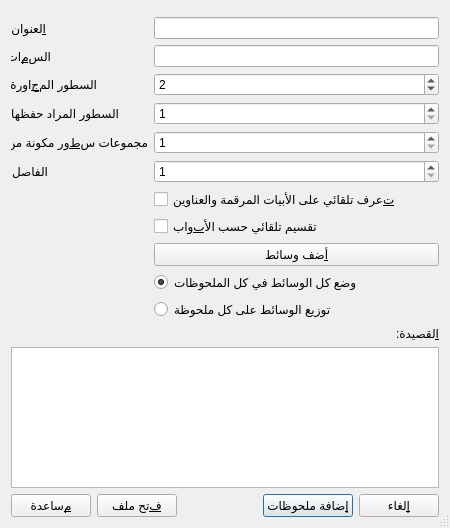
Before: the Qt Designer form designer/import_dialog.ui in feghakim/AnkiLPCG, drawn with Qt 5.
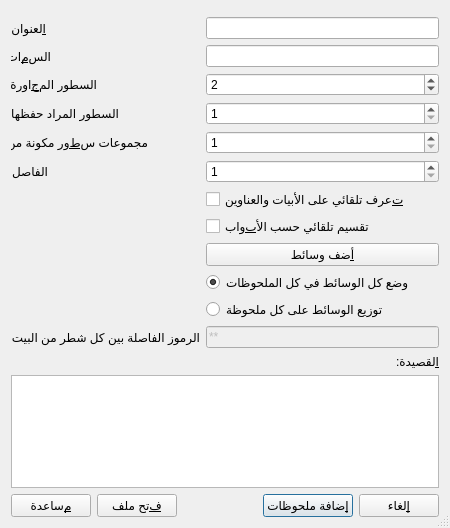
After: the same form once the commit is applied.

Patch:
```diff
--- a/designer/import_dialog.ui
+++ b/designer/import_dialog.ui
@@ -144,7 +144,7 @@
    <item row="10" column="1">
      <widget class="QCheckBox" name="automaticCheckBox">
        <property name="text">
-         <string>&amp;تعرف تلقائي على الأبيات المرقمة والعناوين</string>
+         <string>&amp;تعرف تلقائي على الأبيات والعناوين</string>
        </property>
      </widget>
    </item>
@@ -179,6 +179,23 @@
        </property>
      </widget>
    </item>
+   <item row="15" column="0">
+     <widget class="QLabel" name="caesuraLabel">
+       <property name="text">
+         <string>الرموز الفاصلة بين كل شطر من البيت</string>
+       </property>
+     </widget>
+   </item>
+   <item row="15" column="1">
+     <widget class="QLineEdit" name="caesura">
+       <property name="text">
+         <string>**</string>
+       </property>
+       <property name="enabled">
+         <bool>false</bool>
+       </property>
+     </widget>
+   </item>
    </layout>
   </item>
    <item>
```
